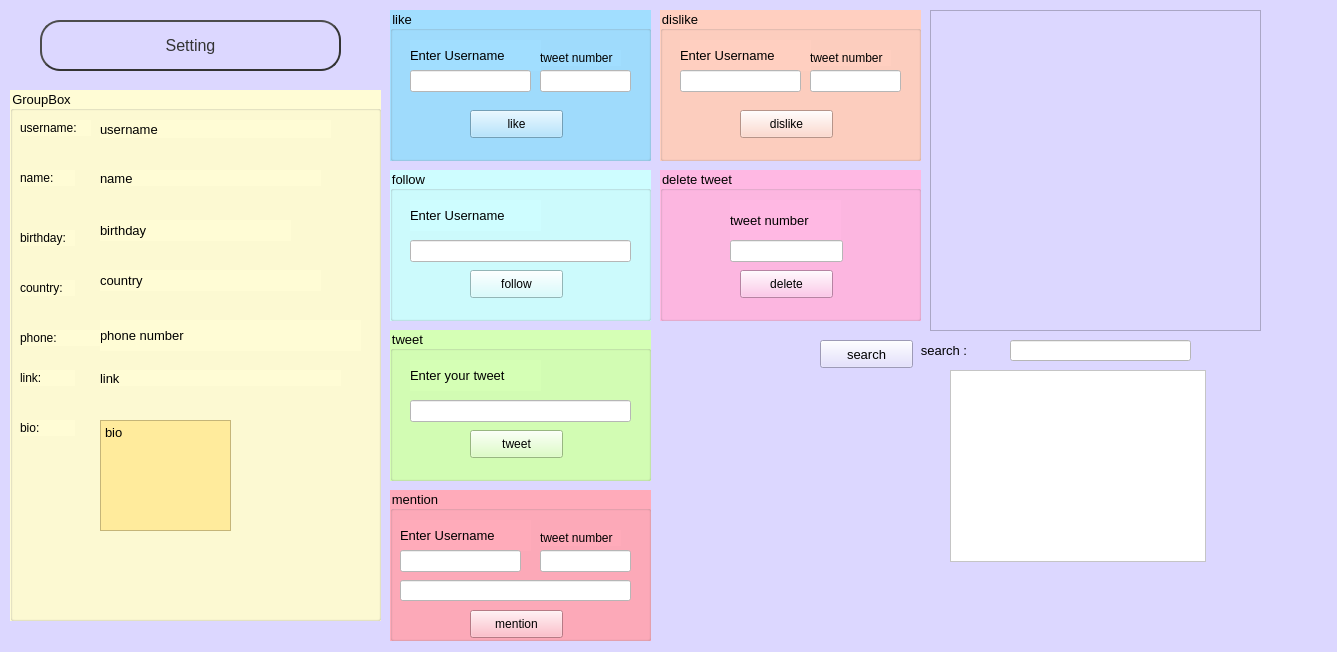
First picture: the form in profile.ui, repository romina-kh/project2_rm, before the edit.
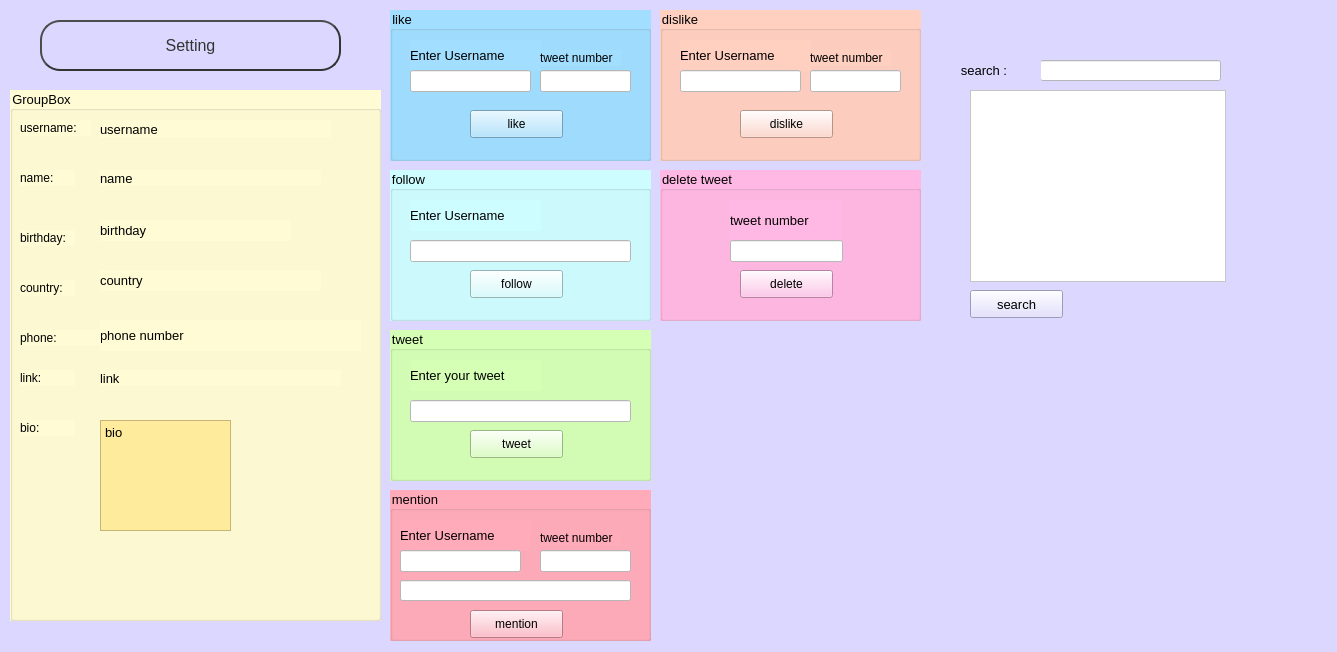
Second picture: the form after the edit.

What changed in the file:
```diff
--- a/profile.ui
+++ b/profile.ui
@@ -445,16 +445,6 @@
     </property>
    </widget>
   </widget>
-  <widget class="QListWidget" name="listWidget">
-   <property name="geometry">
-    <rect>
-     <x>930</x>
-     <y>10</y>
-     <width>331</width>
-     <height>321</height>
-    </rect>
-   </property>
-  </widget>
   <widget class="QGroupBox" name="groupBox_tweet_pro">
    <property name="geometry">
     <rect>
@@ -617,8 +607,8 @@
   <widget class="QLineEdit" name="ln_search_pro">
    <property name="geometry">
     <rect>
-     <x>1010</x>
-     <y>340</y>
+     <x>1040</x>
+     <y>60</y>
      <width>181</width>
      <height>21</height>
     </rect>
@@ -630,8 +620,8 @@
   <widget class="QLabel" name="label">
    <property name="geometry">
     <rect>
-     <x>910</x>
-     <y>340</y>
+     <x>950</x>
+     <y>60</y>
      <width>91</width>
      <height>20</height>
     </rect>
@@ -732,8 +722,8 @@
   <widget class="QPushButton" name="btn_search">
    <property name="geometry">
     <rect>
-     <x>820</x>
-     <y>340</y>
+     <x>970</x>
+     <y>290</y>
      <width>93</width>
      <height>28</height>
     </rect>
@@ -742,19 +732,6 @@
     <string>search</string>
    </property>
   </widget>
-  <widget class="QTextBrowser" name="textBrowser_pro">
-   <property name="geometry">
-    <rect>
-     <x>950</x>
-     <y>370</y>
-     <width>256</width>
-     <height>192</height>
-    </rect>
-   </property>
-   <property name="styleSheet">
-    <string notr="true">background-color: rgb(255, 255, 255);</string>
-   </property>
-  </widget>
   <widget class="QGroupBox" name="groupBox_dislike_pro_2">
    <property name="geometry">
     <rect>
@@ -815,6 +792,19 @@
     </property>
    </widget>
   </widget>
+  <widget class="QListWidget" name="list_pro">
+   <property name="geometry">
+    <rect>
+     <x>970</x>
+     <y>90</y>
+     <width>256</width>
+     <height>192</height>
+    </rect>
+   </property>
+   <property name="styleSheet">
+    <string notr="true">background-color: rgb(255, 255, 255);</string>
+   </property>
+  </widget>
  </widget>
  <resources/>
  <connections/>
```
Left out of the diff: 2 changed lines with no effect on the pictures.
